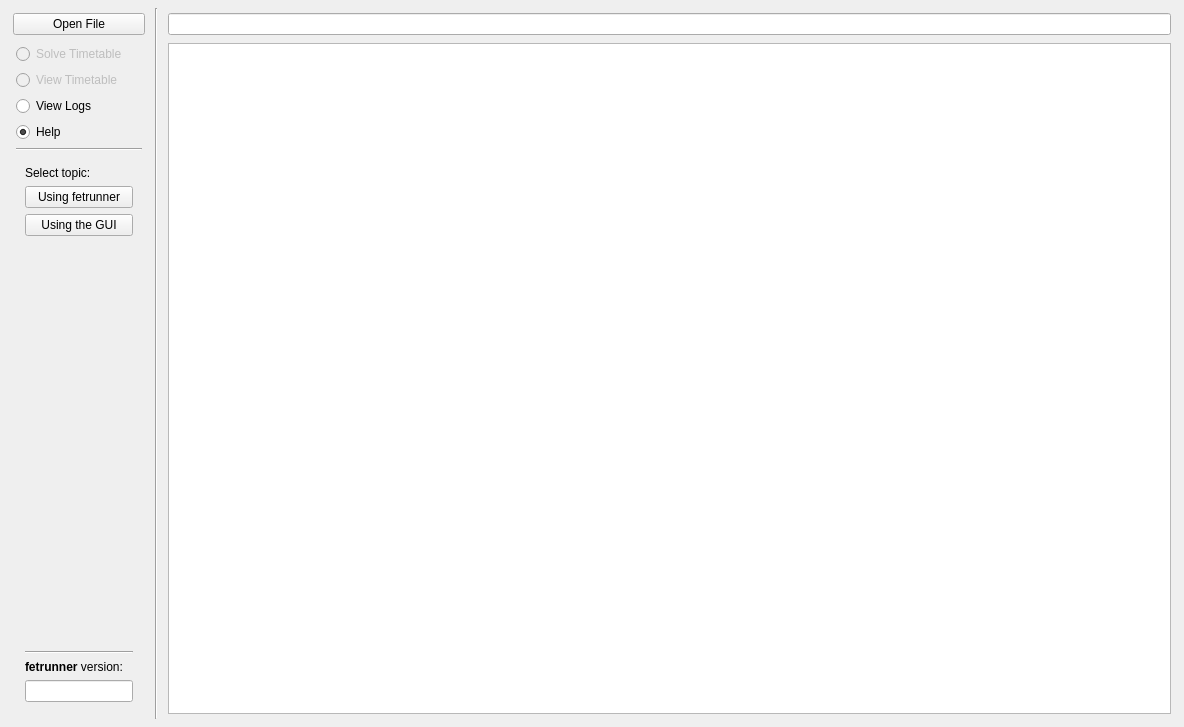
Before: the Qt Designer form gui/mainwindow.ui in gradgrind/fetrunner, drawn with Qt 5.
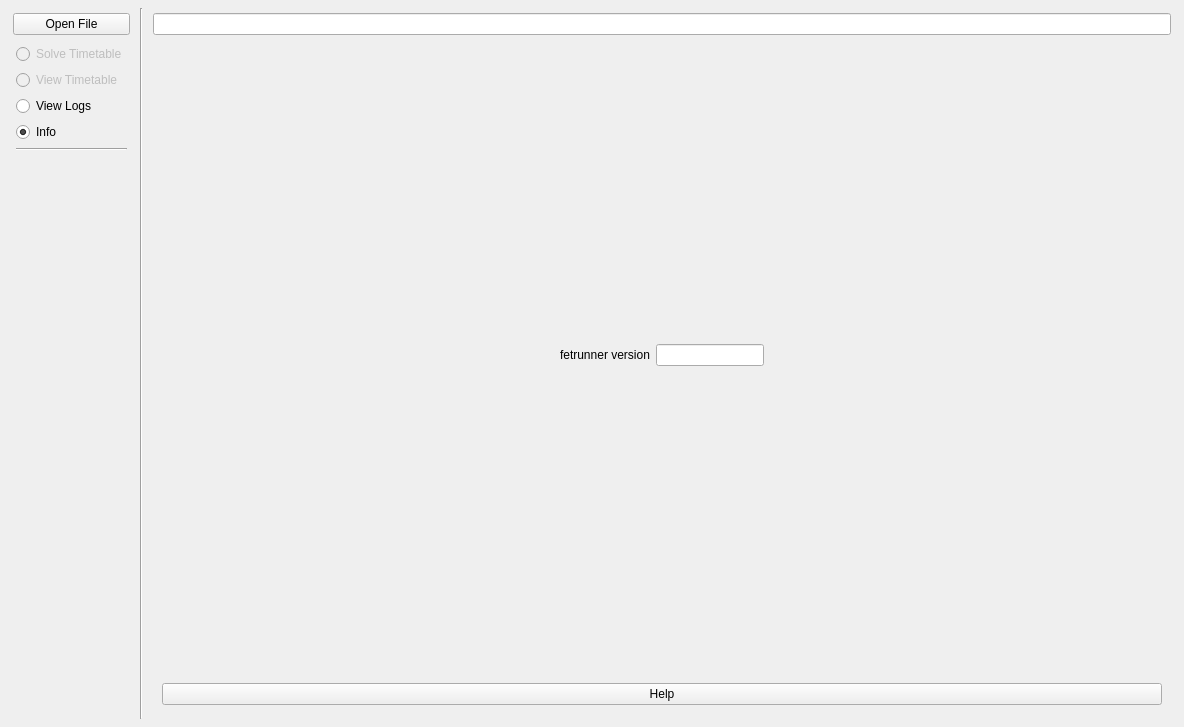
After: the same form once the commit is applied. Icons and pictures are not drawn.

Diff of the .ui file:
```diff
--- a/gui/mainwindow.ui
+++ b/gui/mainwindow.ui
@@ -103,9 +103,9 @@
           </widget>
          </item>
          <item>
-          <widget class="QRadioButton" name="help">
+          <widget class="QRadioButton" name="info_page">
            <property name="text">
-            <string>Help</string>
+            <string>Info</string>
            </property>
            <property name="checked">
             <bool>true</bool>
@@ -122,7 +122,7 @@
          <item>
           <widget class="QStackedWidget" name="side_panel_sub">
            <property name="currentIndex">
-            <number>1</number>
+            <number>0</number>
            </property>
            <widget class="QWidget" name="page">
             <layout class="QVBoxLayout" name="verticalLayout_2">
@@ -141,77 +141,6 @@
              </item>
             </layout>
            </widget>
-           <widget class="QWidget" name="page_2">
-            <layout class="QVBoxLayout" name="verticalLayout_5">
-             <item>
-              <widget class="QLabel" name="label_2">
-               <property name="text">
-                <string>Select topic:</string>
-               </property>
-              </widget>
-             </item>
-             <item>
-              <widget class="QPushButton" name="nav_fetrunner">
-               <property name="text">
-                <string>Using fetrunner</string>
-               </property>
-               <property name="checkable">
-                <bool>false</bool>
-               </property>
-              </widget>
-             </item>
-             <item>
-              <widget class="QPushButton" name="nav_gui">
-               <property name="text">
-                <string>Using the GUI</string>
-               </property>
-               <property name="checkable">
-                <bool>false</bool>
-               </property>
-              </widget>
-             </item>
-             <item>
-              <spacer name="verticalSpacer_2">
-               <property name="orientation">
-                <enum>Qt::Orientation::Vertical</enum>
-               </property>
-               <property name="sizeHint" stdset="0">
-                <size>
-                 <width>20</width>
-                 <height>246</height>
-                </size>
-               </property>
-              </spacer>
-             </item>
-             <item>
-              <widget class="Line" name="line_3">
-               <property name="orientation">
-                <enum>Qt::Orientation::Horizontal</enum>
-               </property>
-              </widget>
-             </item>
-             <item>
-              <widget class="QLabel" name="label">
-               <property name="text">
-                <string>&lt;html&gt;&lt;head/&gt;&lt;body&gt;&lt;p&gt;&lt;span style=&quot; font-weight:700;&quot;&gt;fetrunner&lt;/span&gt; version:&lt;/p&gt;&lt;/body&gt;&lt;/html&gt;</string>
-               </property>
-               <property name="textFormat">
-                <enum>Qt::TextFormat::AutoText</enum>
-               </property>
-              </widget>
-             </item>
-             <item>
-              <widget class="QLineEdit" name="fetrunner_version">
-               <property name="sizePolicy">
-                <sizepolicy hsizetype="Fixed" vsizetype="Fixed">
-                 <horstretch>0</horstretch>
-                 <verstretch>0</verstretch>
-                </sizepolicy>
-               </property>
-              </widget>
-             </item>
-            </layout>
-           </widget>
           </widget>
          </item>
         </layout>
@@ -258,23 +187,101 @@
        </property>
        <widget class="QWidget" name="page_help">
         <layout class="QVBoxLayout" name="verticalLayout_4">
-         <property name="spacing">
-          <number>8</number>
-         </property>
-         <property name="leftMargin">
-          <number>0</number>
-         </property>
-         <property name="topMargin">
-          <number>0</number>
-         </property>
-         <property name="rightMargin">
-          <number>0</number>
-         </property>
-         <property name="bottomMargin">
-          <number>0</number>
-         </property>
          <item>
-          <widget class="QTextBrowser" name="help_view"/>
+          <spacer name="verticalSpacer_2">
+           <property name="orientation">
+            <enum>Qt::Orientation::Vertical</enum>
+           </property>
+           <property name="sizeHint" stdset="0">
+            <size>
+             <width>20</width>
+             <height>136</height>
+            </size>
+           </property>
+          </spacer>
+         </item>
+         <item>
+          <layout class="QHBoxLayout" name="horizontalLayout_2">
+           <item>
+            <spacer name="horizontalSpacer_2">
+             <property name="orientation">
+              <enum>Qt::Orientation::Horizontal</enum>
+             </property>
+             <property name="sizeHint" stdset="0">
+              <size>
+               <width>40</width>
+               <height>20</height>
+              </size>
+             </property>
+            </spacer>
+           </item>
+           <item>
+            <widget class="QLabel" name="label_2">
+             <property name="text">
+              <string>fetrunner version</string>
+             </property>
+            </widget>
+           </item>
+           <item>
+            <widget class="QLineEdit" name="fetrunner_version">
+             <property name="sizePolicy">
+              <sizepolicy hsizetype="Fixed" vsizetype="Fixed">
+               <horstretch>0</horstretch>
+               <verstretch>0</verstretch>
+              </sizepolicy>
+             </property>
+             <property name="alignment">
+              <set>Qt::AlignmentFlag::AlignRight|Qt::AlignmentFlag::AlignTrailing|Qt::AlignmentFlag::AlignVCenter</set>
+             </property>
+            </widget>
+           </item>
+           <item>
+            <spacer name="horizontalSpacer">
+             <property name="orientation">
+              <enum>Qt::Orientation::Horizontal</enum>
+             </property>
+             <property name="sizeHint" stdset="0">
+              <size>
+               <width>40</width>
+               <height>20</height>
+              </size>
+             </property>
+            </spacer>
+           </item>
+          </layout>
+         </item>
+         <item>
+          <widget class="QLabel" name="label_3">
+           <property name="text">
+            <string>&lt;html&gt;&lt;head/&gt;&lt;body&gt;&lt;p&gt;&lt;img src=&quot;:/gui/icons/fetrunner-256.png&quot;/&gt;&lt;/p&gt;&lt;/body&gt;&lt;/html&gt;</string>
+           </property>
+           <property name="alignment">
+            <set>Qt::AlignmentFlag::AlignCenter</set>
+           </property>
+          </widget>
+         </item>
+         <item>
+          <spacer name="verticalSpacer_3">
+           <property name="orientation">
+            <enum>Qt::Orientation::Vertical</enum>
+           </property>
+           <property name="sizeHint" stdset="0">
+            <size>
+             <width>20</width>
+             <height>136</height>
+            </size>
+           </property>
+          </spacer>
+         </item>
+         <item>
+          <widget class="QPushButton" name="help">
+           <property name="text">
+            <string>Help</string>
+           </property>
+           <property name="checked">
+            <bool>false</bool>
+           </property>
+          </widget>
          </item>
         </layout>
        </widget>
```
Left out of the diff: 2 changed lines with no effect on the pictures.
